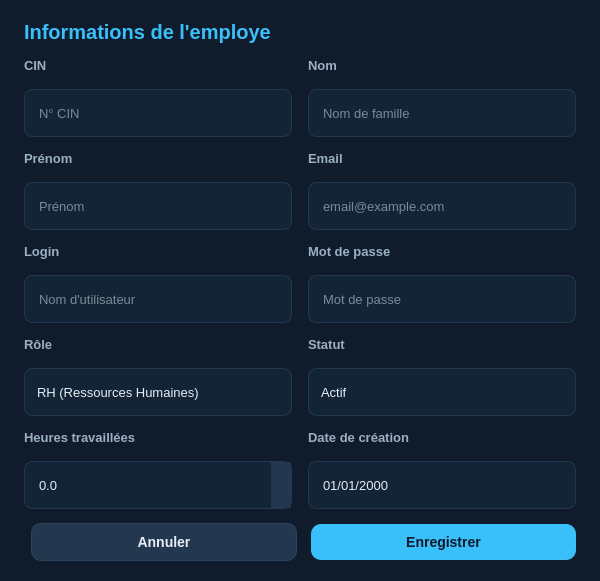
Above: src/view/gestion_employes/employe_userdialog.ui from Esprit-UP-Algo/projetcpp2526-s2-2a12-smart-fishing-port-management-2a12 before the change. Below: the same form after it.
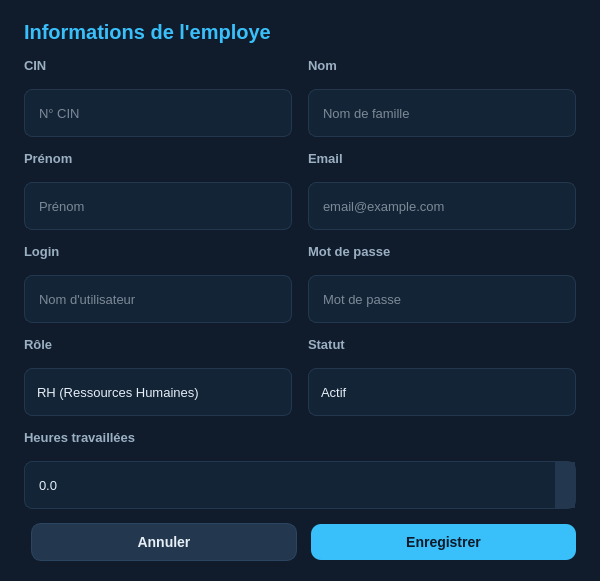
That is the form after the change.

```diff
--- a/src/view/gestion_employes/employe_userdialog.ui
+++ b/src/view/gestion_employes/employe_userdialog.ui
@@ -188,17 +188,7 @@
        </item>
       </layout>
      </item>
-     <item>
-      <layout class="QVBoxLayout">
-       <item><widget class="QLabel"><property name="text"><string>Date de création</string></property></widget></item>
-       <item>
-        <widget class="QDateEdit" name="dateCreation">
-         <property name="calendarPopup"><bool>true</bool></property>
-         <property name="displayFormat"><string>dd/MM/yyyy</string></property>
-        </widget>
-       </item>
-      </layout>
-     </item>
+
     </layout>
    </item>
    <!-- Spacer -->
```
